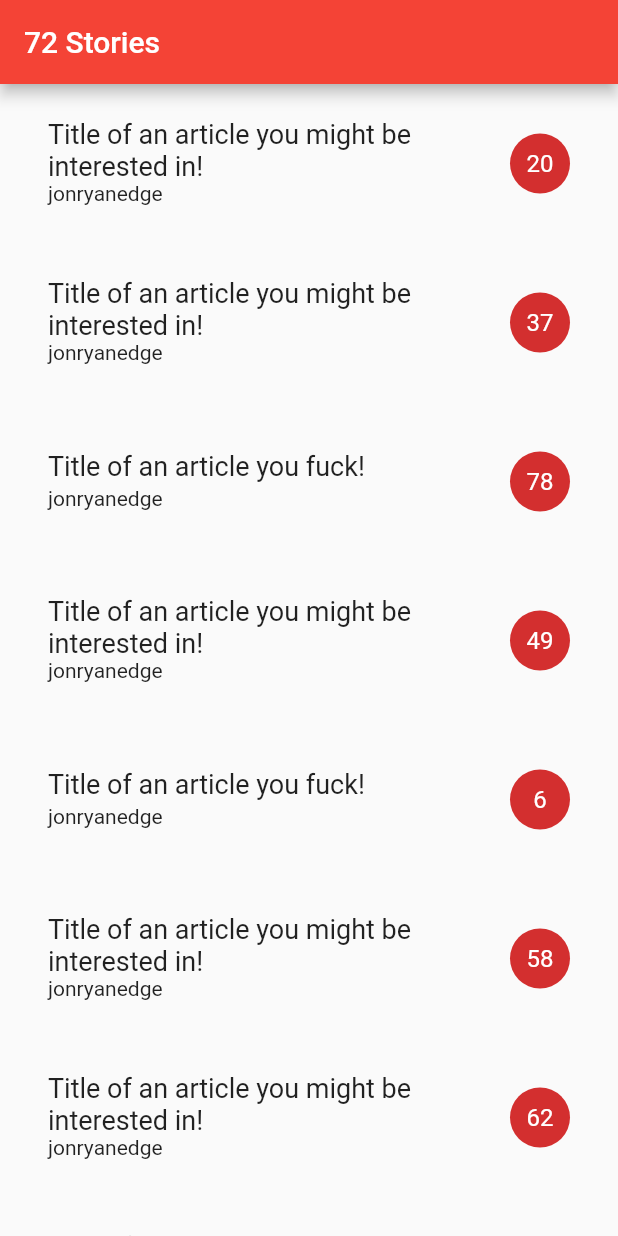
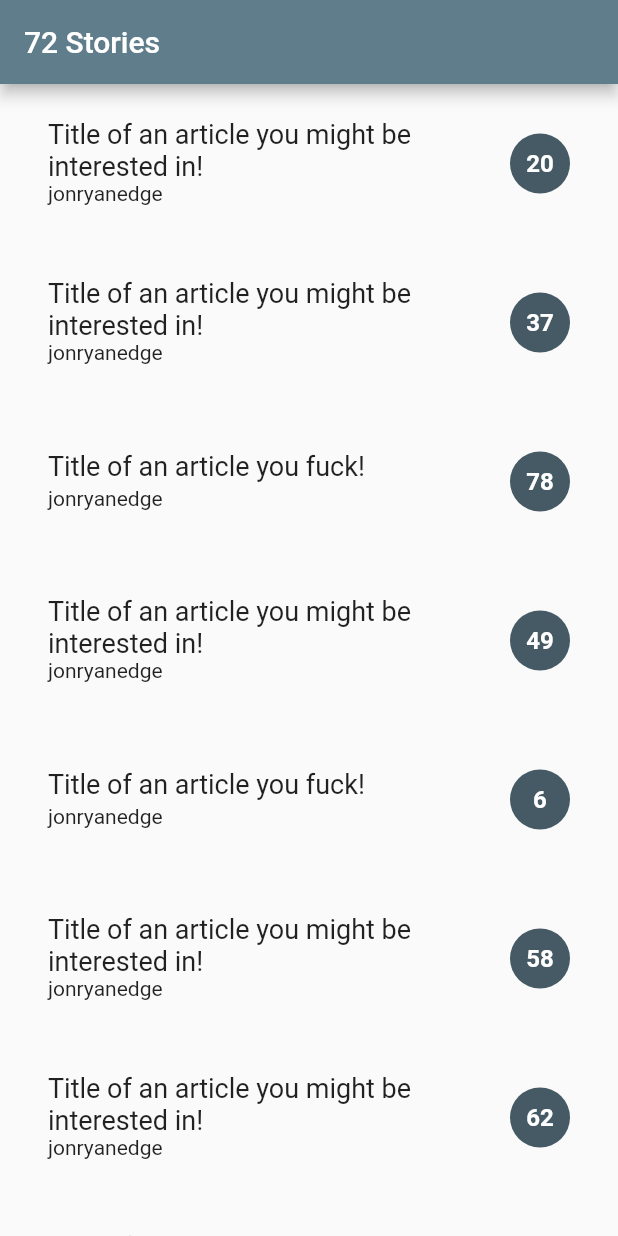
Before and after one commit to jonryanedge/flutter-news-feed, a Flutter app: the screen it shows after launch, on a phone screen of 412 x 824 dp. Run offline on Flutter 3.47's test engine with Material 2 defaults, Android fonts, the phone set to English and light mode, and no system bars.

```diff
--- a/lib/main.dart
+++ b/lib/main.dart
@@ -13,7 +13,7 @@ class MyApp extends StatelessWidget {
     return MaterialApp(
       title: 'List App',
       theme: ThemeData(
-        primarySwatch: Colors.red,
+        primarySwatch: Colors.blueGrey,
       ),
       home: MyHomePage(title: 'List App Demo'),
     );
@@ -32,6 +32,7 @@ class MyHomePage extends StatefulWidget {
 class _MyHomePageState extends State<MyHomePage> {
   List<Article> _articles = articles;
   DateTime pickedDate;
+  int tally;
 
   String lorem = 'Lorem ipsum dolor sit amet, consectetur adipiscing elit. Phasellus scelerisque nunc id porta gravida. Orci varius natoque penatibus et magnis dis parturient montes, nascetur ridiculus mus. Nullam nec mauris et enim ornare pellentesque. Nulla vehicula, ex et blandit luctus, mi lectus congue diam, volutpat posuere nisl velit et tellus. Vestibulum ante ipsum primis in faucibus orci luctus et ultrices posuere cubilia Curae; Nam vehicula congue nulla. Curabitur metus lorem, efficitur quis justo eu, fermentum cursus elit.';
   var rando = Random();
@@ -43,6 +44,7 @@ class _MyHomePageState extends State<MyHomePage> {
   void initState() {
     super.initState();
     pickedDate = DateTime.now();
+    tally = 0;
   }
 
   @override
@@ -85,7 +87,8 @@ class _MyHomePageState extends State<MyHomePage> {
         ),
         subtitle: Text("${article.by}"),
         trailing: CircleAvatar(
-          child: Text(rando.nextInt(100).toString()),  //pickedDate.day old
+          child: Text(rando.nextInt(100).toString(),
+          style: TextStyle(fontWeight: FontWeight.bold)),
           ),
         children: <Widget>[
           Column(
@@ -99,12 +102,20 @@ class _MyHomePageState extends State<MyHomePage> {
                 children: <Widget>[
                   IconButton(
                     icon: Icon(Icons.remove_circle),
-                    onPressed: (){},
+                    onPressed: (){
+                      setState(() {
+                        tally--;
+                      });
+                    },
                   ),
-                  CircleAvatar(child: Text("0")),
+                  CircleAvatar(child: Text(tally.toString(), style: TextStyle(fontWeight: FontWeight.bold))),
                   IconButton(
                     icon: Icon(Icons.add_circle),
-                    onPressed: (){},
+                    onPressed: (){
+                      setState(() {
+                        tally++;
+                      });
+                    },
                   ),
                 ],
               ),
```
